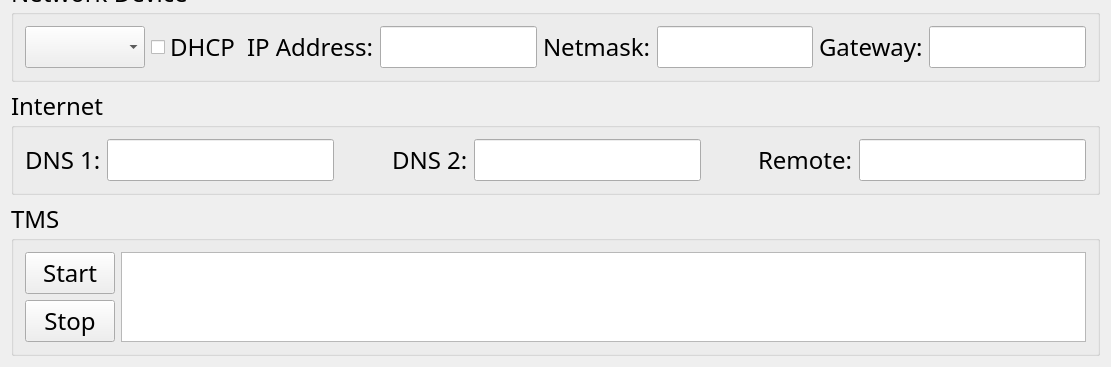
Above: src/UI/CineCastUi/CineCastUi/setup.ui from killerlife/CineCast before the change; both pictures show x 0 to 1111 and y 293 to 660 of the 1111 by 660 pixel window. Below: the same form after it.
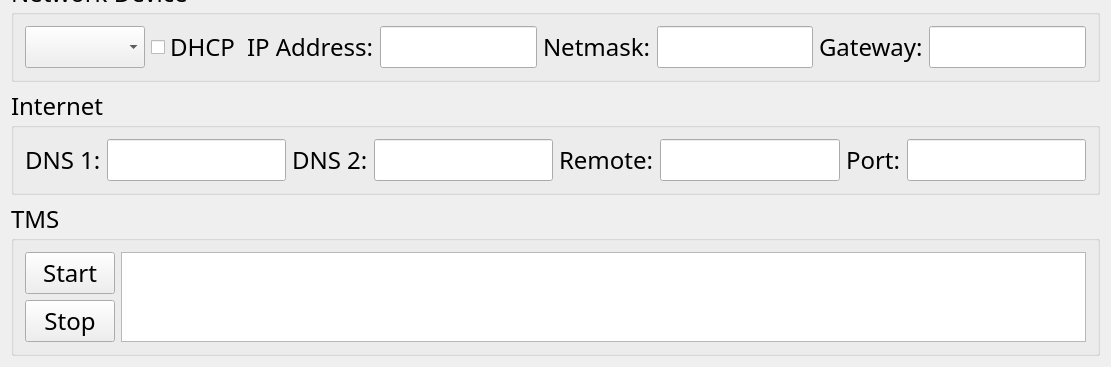
That is the form after the change.

Patch:
```diff
--- a/src/UI/CineCastUi/CineCastUi/setup.ui
+++ b/src/UI/CineCastUi/CineCastUi/setup.ui
@@ -865,6 +865,37 @@
             </item>
            </layout>
           </item>
+          <item>
+           <spacer name="horizontalSpacer_9" >
+            <property name="orientation" >
+             <enum>Qt::Horizontal</enum>
+            </property>
+            <property name="sizeHint" stdset="0" >
+             <size>
+              <width>40</width>
+              <height>20</height>
+             </size>
+            </property>
+           </spacer>
+          </item>
+          <item>
+           <layout class="QVBoxLayout" name="verticalLayout_28" >
+            <item>
+             <widget class="QLabel" name="label_Gateway_3" >
+              <property name="text" >
+               <string>Port:</string>
+              </property>
+             </widget>
+            </item>
+           </layout>
+          </item>
+          <item>
+           <layout class="QVBoxLayout" name="verticalLayout_29" >
+            <item>
+             <widget class="QLineEdit" name="lineEdit_Remote_3" />
+            </item>
+           </layout>
+          </item>
          </layout>
         </item>
        </layout>
```
